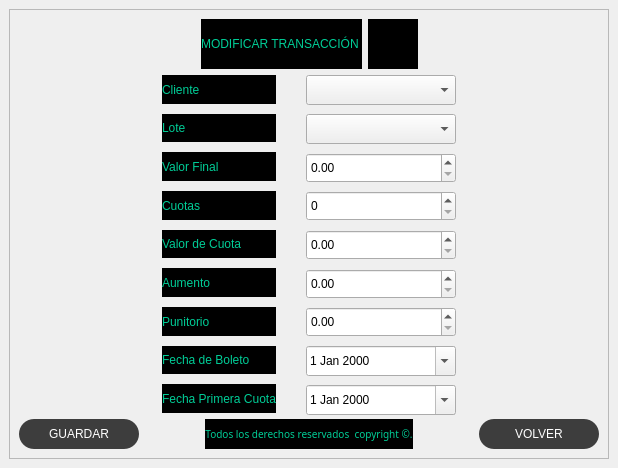
Before: the Qt Designer form Front/Modificar Transaccion Ventana.ui in MartinFernandezSantia/AplicacionPyThonPyQT6, drawn with Qt 5.
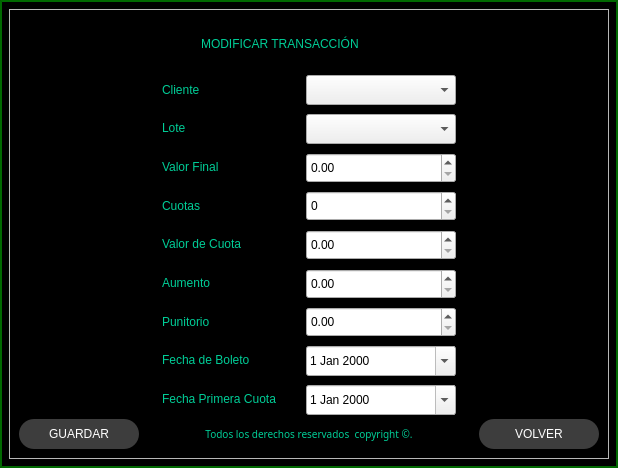
After: the same form once the commit is applied. Icons and pictures are not drawn.

Commit message: Se agrego borde negro en todo con unresaltador color verde gradiente

```diff
--- a/Front/Modificar Transaccion Ventana.ui
+++ b/Front/Modificar Transaccion Ventana.ui
@@ -20,7 +20,14 @@
    <string>MainWindow</string>
   </property>
   <property name="styleSheet">
-   <string notr="true">
+   <string notr="true">QMainWindow {
+    background-color: black;
+border: 2px solid rgba(2, 210, 3, 0.5)
+}
+
+Qframe{
+border: 2px solid rgba(2, 210, 3, 0.5);
+}
 
 QLabel {
     font: 87 12pt &quot;Arial Black&quot;;
@@ -79,6 +86,12 @@
         <height>450</height>
        </size>
       </property>
+      <property name="maximumSize">
+       <size>
+        <width>600</width>
+        <height>450</height>
+       </size>
+      </property>
       <property name="sizeIncrement">
        <size>
         <width>600</width>
```
Left out of the diff: 4 changed lines with no effect on the pictures. The commit also changes 2 other files.
